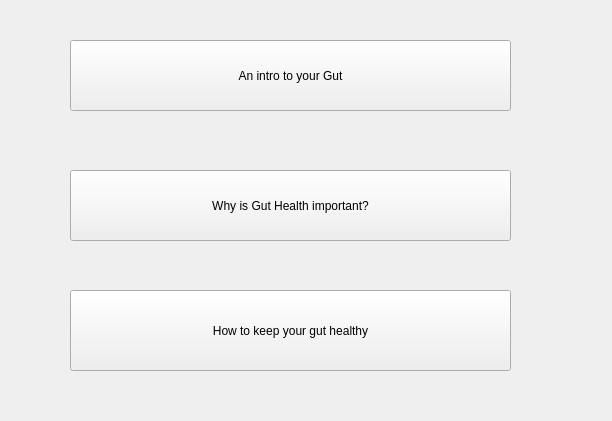
Old version of the form A8EduApp/teachingwidget.ui in the repository University-of-Utah-CS3505/a9-edu-app-f24-00Calvin00.
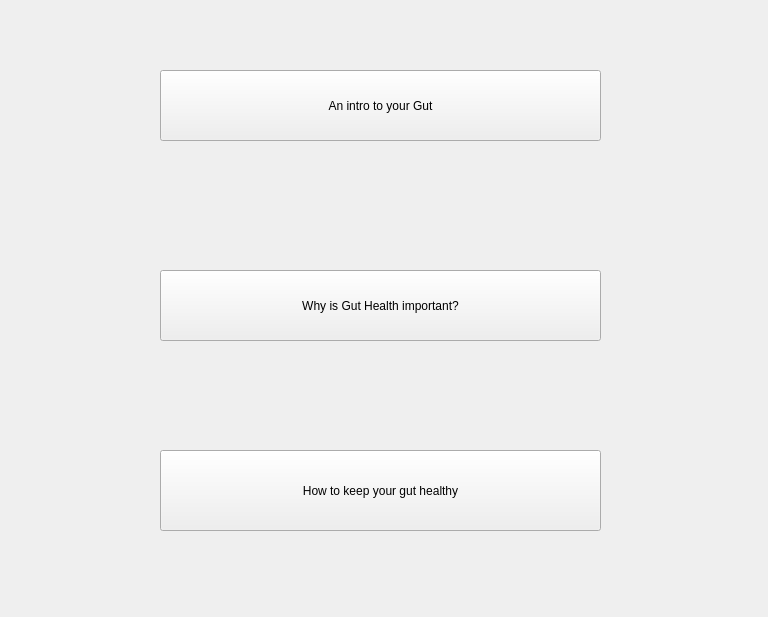
New version of the form.

The edit to the form file:
```diff
--- a/A8EduApp/teachingwidget.ui
+++ b/A8EduApp/teachingwidget.ui
@@ -6,8 +6,8 @@
    <rect>
     <x>0</x>
     <y>0</y>
-    <width>612</width>
-    <height>421</height>
+    <width>768</width>
+    <height>617</height>
    </rect>
   </property>
   <property name="windowTitle">
@@ -16,8 +16,8 @@
   <widget class="QPushButton" name="introToGutButton">
    <property name="geometry">
     <rect>
-     <x>70</x>
-     <y>40</y>
+     <x>160</x>
+     <y>70</y>
      <width>441</width>
      <height>71</height>
     </rect>
@@ -29,8 +29,8 @@
   <widget class="QPushButton" name="whyGutHealthButton">
    <property name="geometry">
     <rect>
-     <x>70</x>
-     <y>170</y>
+     <x>160</x>
+     <y>270</y>
      <width>441</width>
      <height>71</height>
     </rect>
@@ -42,8 +42,8 @@
   <widget class="QPushButton" name="howToStayHealthyButton">
    <property name="geometry">
     <rect>
-     <x>70</x>
-     <y>290</y>
+     <x>160</x>
+     <y>450</y>
      <width>441</width>
      <height>81</height>
     </rect>
```
